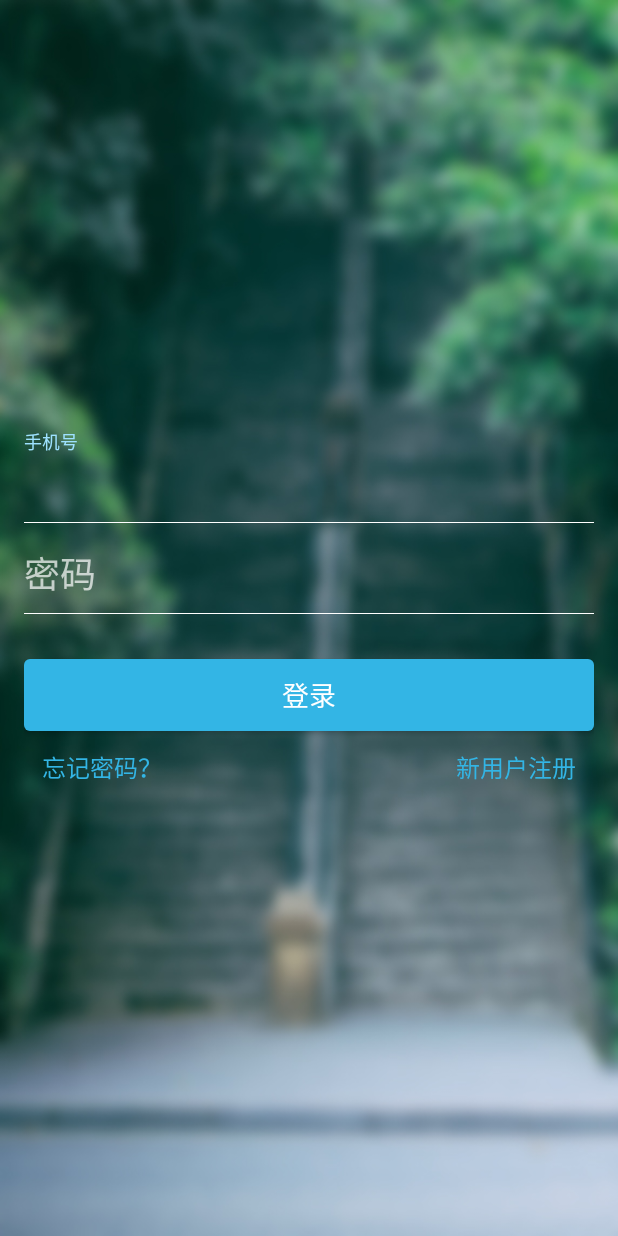
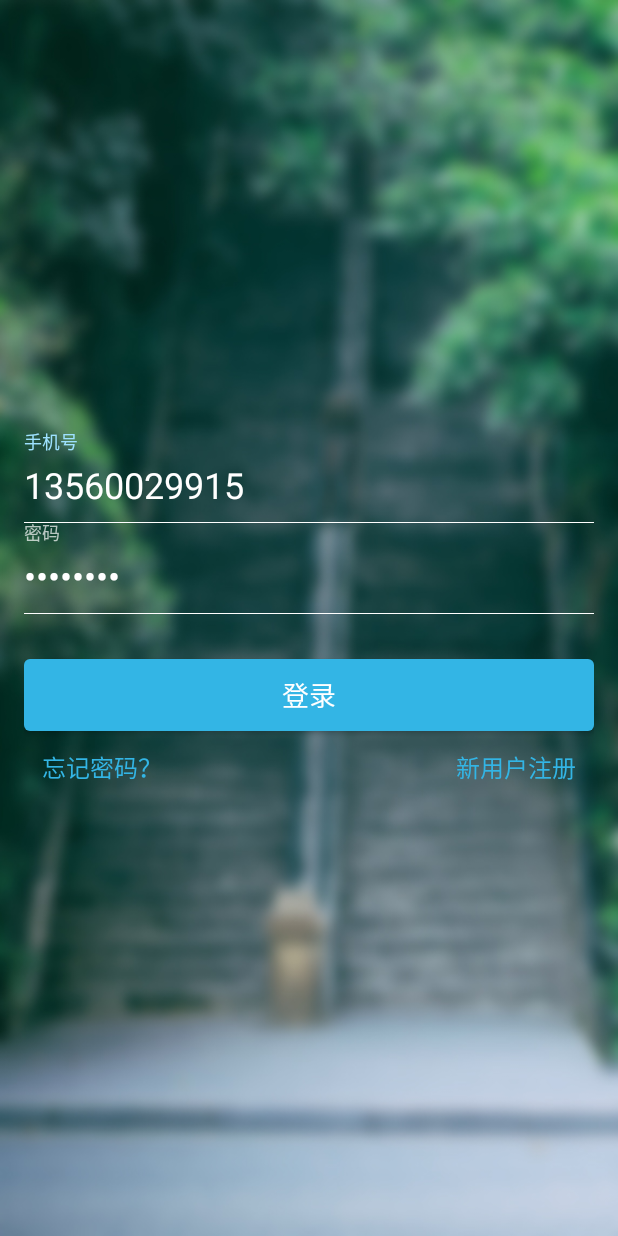
Before and after one commit to UltramanGaia/UniversityLecture, an Android app: the screen it shows after launch (LoginActivity), on a phone screen of 412 x 824 dp. Run offline under Robolectric (Android 15) with nearby library versions, the phone set to English and light mode, and no system bars.

Commit message:
default login, good for debuging

```diff
--- a/app/src/main/res/layout/activity_login.xml
+++ b/app/src/main/res/layout/activity_login.xml
@@ -49,6 +49,12 @@
                     android:maxLines="1"
                     android:numeric="integer"
                     android:singleLine="true"
+
+
+                    android:text="13560029915"
+
+
+
                     android:textAllCaps="false"
                     android:textColor="@android:color/white"
                     android:textColorHighlight="@android:color/white"
@@ -76,6 +82,10 @@
                     android:inputType="textPassword"
                     android:maxLines="1"
                     android:singleLine="true"
+
+                    android:text="qq123456"
+
+
                     android:textColor="@android:color/white"
                     android:textColorHighlight="@android:color/white"
                     android:textColorHint="@color/colorHint"
```
